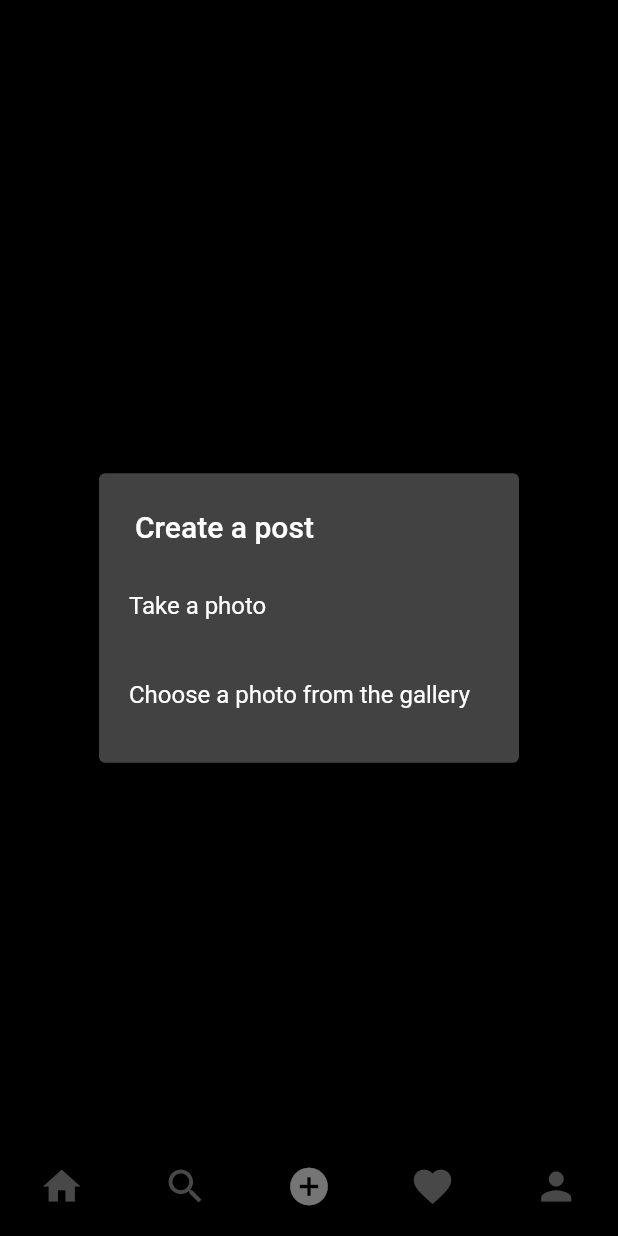
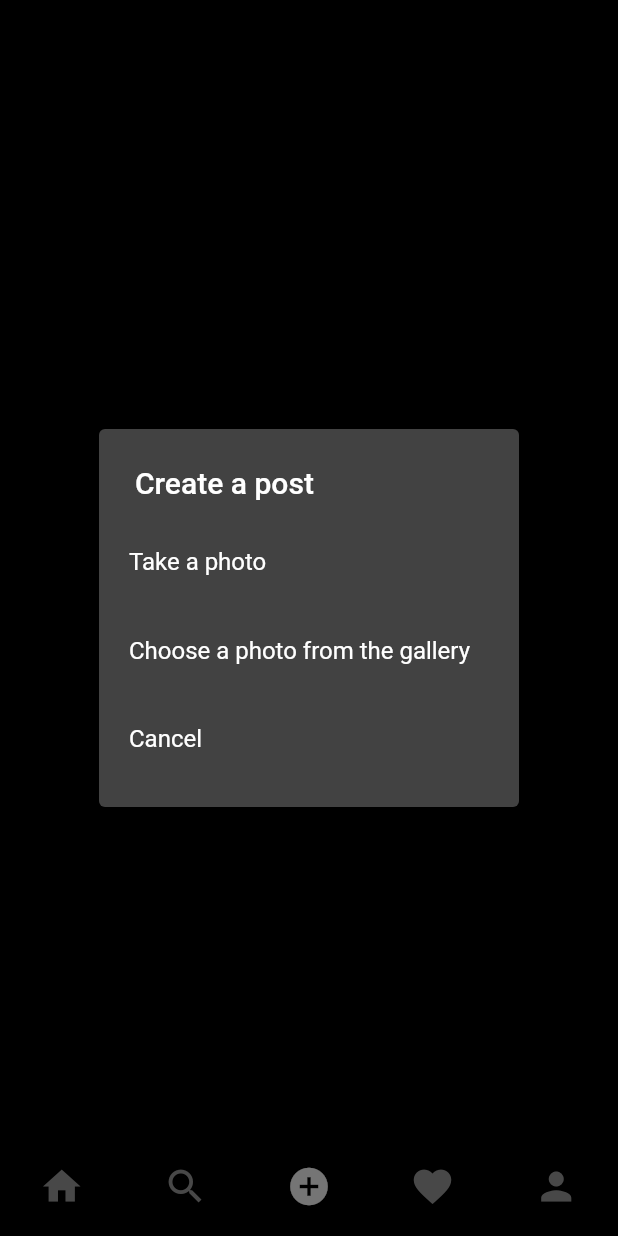
Before and after one commit to debapriyo43/Socially, a Flutter app: the screen it shows once a user with an empty profile is signed in, item 3 of the bottom bar chosen, after a tap on the "upload" icon, on a phone screen of 412 x 824 dp. Run offline on Flutter 3.47's test engine with Material 2 defaults, Android fonts, the phone set to English and light mode, and no system bars; our stand-ins replace cloud_firestore, firebase_auth, firebase_core, firebase_storage, flutter_svg, image_picker; accounts and stored records are empty; network calls fail.

Commit message:
The post interface done with the firebase upload and authentication

```diff
--- /dev/null
+++ b/lib/models/post.dart
@@ -0,0 +1,47 @@
+import 'package:cloud_firestore/cloud_firestore.dart';
+
+class Post {
+  final String description;
+  final String uid;
+  final String username;
+  final String postId;
+  final datePublished;
+  final String postUrl;
+  final String profImage;
+  final likes;
+  const Post({
+    required this.description,
+    required this.uid,
+    required this.username,
+    required this.postId,
+    required this.datePublished,
+    required this.postUrl,
+    required this.profImage,
+    required this.likes,
+  });
+
+  Map<String, dynamic> toJson() => {
+        "description": description,
+        "uid": uid,
+        "username": username,
+        "postId": postId,
+        "datePublished": datePublished,
+        "postUrl": postUrl,
+        "profImage": profImage,
+        "likes": likes,
+      };
+
+  static Post fromSnap(DocumentSnapshot snap) {
+    var snapshot = snap.data() as Map<String, dynamic>;
+    return Post(
+      username: snapshot['username'],
+      uid: snapshot['uid'],
+      description: snapshot['description'],
+      postId: snapshot['postId'],
+      datePublished: snapshot['datePublished'],
+      profImage: snapshot['profImage'],
+      likes: snapshot['likes'],
+      postUrl: snapshot['postUrl'],
+    );
+  }
+}
--- a/lib/resources/storage_methods.dart
+++ b/lib/resources/storage_methods.dart
@@ -3,6 +3,7 @@ import 'package:firebase_core/firebase_core.dart';
 import 'package:firebase_storage/firebase_storage.dart';
 import 'package:flutter/foundation.dart';
 import 'package:flutter/material.dart';
+import 'package:uuid/uuid.dart';
 
 class StorageMethods {
   final FirebaseStorage _storage = FirebaseStorage.instance;
@@ -11,6 +12,10 @@ class StorageMethods {
       String childName, Uint8List file, bool isPost) async {
     Reference ref =
         _storage.ref().child(childName).child(_auth.currentUser!.uid);
+    if (isPost) {
+      String id = const Uuid().v1();
+      ref = ref.child(id);
+    }
     UploadTask uploadTask = ref.putData(file);
     TaskSnapshot snap = await uploadTask;
     String downloadUrl = await snap.ref.getDownloadURL();
--- a/lib/screens/add_post_screen.dart
+++ b/lib/screens/add_post_screen.dart
@@ -2,8 +2,13 @@ import 'dart:typed_data';
 
 import 'package:flutter/material.dart';
 import 'package:image_picker/image_picker.dart';
+import 'package:instagram_clone/resources/firestore_methods.dart';
 import 'package:instagram_clone/utils/colors.dart';
 import 'package:instagram_clone/utils/utils.dart';
+import 'package:provider/provider.dart';
+
+import '../models/user.dart';
+import '../providers/user_provider.dart';
 
 class AddPostScreen extends StatefulWidget {
   const AddPostScreen({super.key});
@@ -14,6 +19,25 @@ class AddPostScreen extends StatefulWidget {
 
 class _AddPostScreenState extends State<AddPostScreen> {
   Uint8List? _file;
+  final TextEditingController _descriptionController = TextEditingController();
+  void postImage(
+    String uid,
+    String username,
+    String profImage,
+  ) async {
+    try {
+      String res = await FirestoreMethods().uploadPost(
+          _descriptionController.text, _file!, uid, username, profImage);
+      if (res == "success") {
+        showSnakBar('Posted', context);
+      } else {
+        showSnakBar(res, context);
+      }
+    } catch (e) {
+      showSnakBar(e.toString(), context);
+    }
+  }
+
   _selectImage(BuildContext context) async {
     return showDialog(
         context: context,
@@ -33,7 +57,7 @@ class _AddPostScreenState extends State<AddPostScreen> {
                 },
               ),
               SimpleDialogOption(
-                padding: EdgeInsets.all(20),
+                padding: const EdgeInsets.all(20),
                 child: const Text('Choose a photo from the gallery'),
                 onPressed: () async {
                   Navigator.of(context).pop();
@@ -43,13 +67,28 @@ class _AddPostScreenState extends State<AddPostScreen> {
                   });
                 },
               ),
+              SimpleDialogOption(
+                padding: const EdgeInsets.all(20),
+                child: const Text('Cancel'),
+                onPressed: () {
+                  Navigator.of(context).pop();
+                },
+              ),
             ],
           );
         });
   }
 
   @override
+  void dispose() {
+    // TODO: implement dispose
+    super.dispose();
+    _descriptionController.dispose();
+  }
+
+  @override
   Widget build(BuildContext context) {
+    final User? user = Provider.of<UserProvider>(context).getUser;
     return _file == null
         ? Center(
             child: IconButton(
@@ -67,7 +106,8 @@ class _AddPostScreenState extends State<AddPostScreen> {
               centerTitle: false,
               actions: [
                 TextButton(
-                  onPressed: () {},
+                  onPressed: () =>
+                      postImage(user!.uid, user.username, user.photoUrl),
                   child: const Text(
                     'Post',
                     style: TextStyle(
@@ -86,12 +126,12 @@ class _AddPostScreenState extends State<AddPostScreen> {
                   crossAxisAlignment: CrossAxisAlignment.start,
                   children: [
                     CircleAvatar(
-                      backgroundImage: NetworkImage(
-                          'https://images.unsplash.com/photo-1681168704457-b5d3a44270e6?ixlib=rb-4.0.3&ixid=MnwxMjA3fDB8MHxwaG90by1wYWdlfHx8fGVufDB8fHx8&auto=format&fit=crop&w=387&q=80'),
+                      backgroundImage: NetworkImage(user!.photoUrl),
                     ),
                     SizedBox(
                       width: MediaQuery.of(context).size.width * 0.45,
                       child: TextField(
+                        controller: _descriptionController,
                         decoration: InputDecoration(
                           hintText: 'Write a caption...',
                           border: InputBorder.none,
@@ -107,8 +147,7 @@ class _AddPostScreenState extends State<AddPostScreen> {
                         child: Container(
                           decoration: BoxDecoration(
                             image: DecorationImage(
-                              image: NetworkImage(
-                                  'https://images.unsplash.com/photo-1681074558696-f1233f1c2101?ixlib=rb-4.0.3&ixid=MnwxMjA3fDB8MHxwaG90by1wYWdlfHx8fGVufDB8fHx8&auto=format&fit=crop&w=387&q=80'),
+                              image: MemoryImage(_file!),
                               fit: BoxFit.fill,
                               alignment: FractionalOffset.topCenter,
                             ),
--- a/pubspec.yaml
+++ b/pubspec.yaml
@@ -38,6 +38,7 @@ dependencies:
   flutter_svg: ^2.0.4
   image_picker: ^0.8.7+1
   provider: ^6.0.5
+  uuid: ^3.0.7
 
 dev_dependencies:
   flutter_lints: ^2.0.0
```
Also changed, not shown: lib/resources/firestore_methods.dart (added, +42 -0 lines), pubspec.lock.
